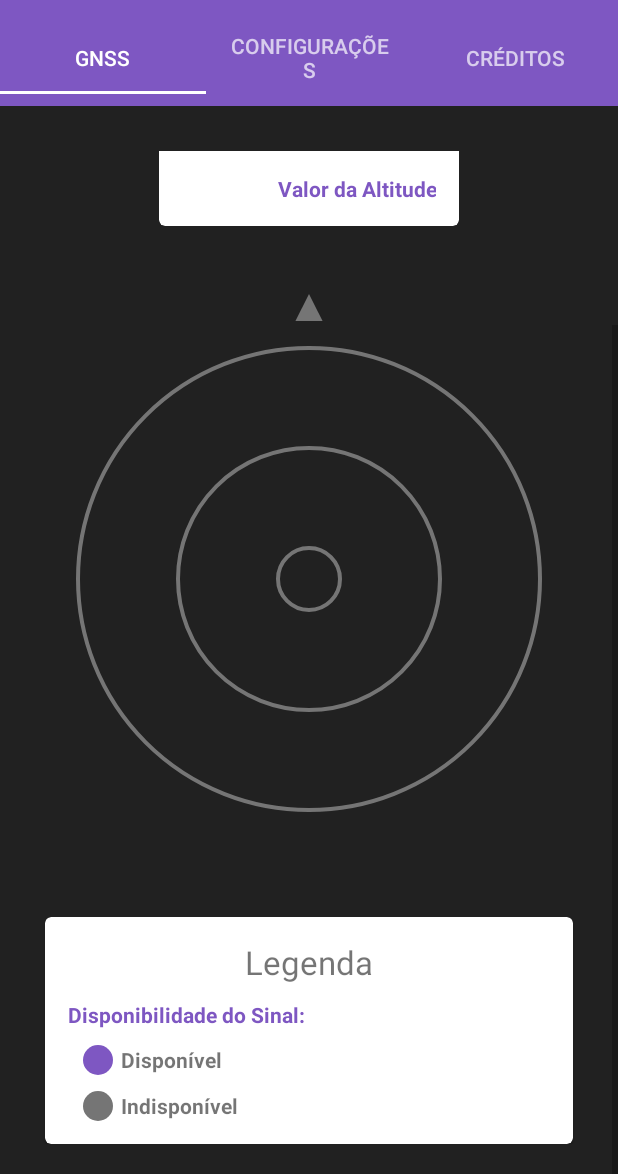
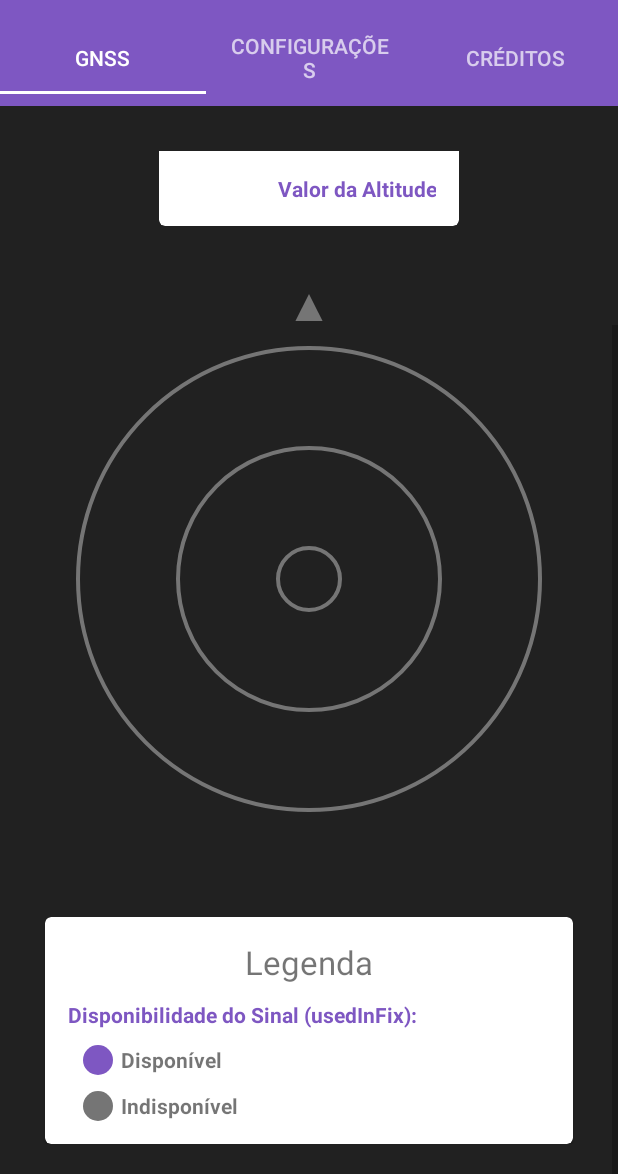
Before and after one commit to SamSCarvalho/geolocation-list, an Android app: the screen it shows after launch (MainActivity), scrolled down 140 dp, on a phone screen of 412 x 824 dp, the part 62-1236 px from its top. Run offline under Robolectric (Android 15) with nearby library versions, the phone set to English and light mode, and no system bars; 1 statement that could not run was skipped.

Commit message:
adicionado os textos da view do GNSS no arquivo de string

```diff
--- a/app/src/main/java/com/example/geolocationlist/Gnss.java
+++ b/app/src/main/java/com/example/geolocationlist/Gnss.java
@@ -136,8 +136,6 @@ public class Gnss extends Fragment implements LocationListener, GpsStatus.Listen
 
     @Override
     public void onGpsStatusChanged(int i) {
-        String coords = "";
-
         try {
             GpsStatus gpsStatus = locationManager.getGpsStatus(null);
             if (gpsStatus != null) {
@@ -149,17 +147,10 @@ public class Gnss extends Fragment implements LocationListener, GpsStatus.Listen
                 } catch (Exception ex){
                     System.out.println("Catch Exception "+ex);
                 }
-
-
-                for (GpsSatellite sat: sats) {
-                    coords+=sat.getPrn()+";"+sat.getAzimuth()+";"+sat.getElevation()+";"
-                            +sat.getSnr()+";"+sat.usedInFix()+"\n";
-                }
             }
         } catch (SecurityException e){
             e.printStackTrace();
         }
-
     }
 
 }
--- a/app/src/main/java/com/example/geolocationlist/SkyView.java
+++ b/app/src/main/java/com/example/geolocationlist/SkyView.java
@@ -74,7 +74,6 @@ public class SkyView extends View {
         drawNorthIndicator(canvas);
 
         if (sats != null) {
-            drawSatellite(canvas, paint, 140,40,11,2,false);
             String coords = "";
             for (GpsSatellite sat: sats) {
                 drawSatellite(canvas, paint, sat.getElevation(), sat.getAzimuth(), sat.getSnr(), sat.getPrn(), sat.usedInFix());
--- a/app/src/main/res/layout/gnss.xml
+++ b/app/src/main/res/layout/gnss.xml
@@ -38,7 +38,7 @@
                             android:layout_height="wrap_content"
                             android:layout_marginLeft="5dp"
                             android:padding="5dp"
-                            android:text="Latitude"
+                            android:text="@string/latitude"
                             android:textSize="22dp" />
 
                         <TextView
@@ -47,7 +47,7 @@
                             android:layout_height="wrap_content"
                             android:gravity="end"
                             android:padding="5dp"
-                            android:text="Valor da Latitude"
+                            android:text="@string/valueLat"
                             android:textColor="@color/colorPrimary"
                             android:textStyle="bold" />/>
 
@@ -68,7 +68,7 @@
                             android:layout_width="match_parent"
                             android:layout_height="wrap_content"
                             android:padding="5dp"
-                            android:text="Longitude"
+                            android:text="@string/longitude"
                             android:textSize="22dp" />
 
                         <TextView
@@ -77,7 +77,7 @@
                             android:layout_height="wrap_content"
                             android:gravity="end"
                             android:padding="5dp"
-                            android:text="Valor da longitude"
+                            android:text="@string/valueLong"
                             android:textColor="@color/colorPrimary"
                             android:textStyle="bold" />/>
 
@@ -107,7 +107,7 @@
                             android:layout_width="match_parent"
                             android:layout_height="wrap_content"
                             android:padding="5dp"
-                            android:text="Altitude"
+                            android:text="@string/altitude"
                             android:textSize="22dp" />
 
                         <TextView
@@ -116,7 +116,7 @@
                             android:layout_height="wrap_content"
                             android:gravity="end"
                             android:padding="5dp"
-                            android:text="Valor da Altitude"
+                            android:text="@string/valueAlt"
                             android:textColor="@color/colorPrimary"
                             android:textStyle="bold" />
 
--- a/app/src/main/res/layout/legend.xml
+++ b/app/src/main/res/layout/legend.xml
@@ -34,7 +34,7 @@
                     android:layout_height="wrap_content"
                     android:padding="5dp"
                     android:textAlignment="center"
-                    android:text="Legenda"
+                    android:text="@string/legenda"
                     android:textSize="22dp" />
 
                 <TextView
@@ -43,7 +43,7 @@
                     android:layout_height="wrap_content"
                     android:gravity="start"
                     android:padding="5dp"
-                    android:text="Disponibilidade do Sinal:"
+                    android:text="@string/usedInFix"
                     android:textColor="@color/colorPrimary"
                     android:textStyle="bold" />
 
@@ -61,7 +61,7 @@
                         android:layout_height="wrap_content"
                         android:gravity="start"
                         android:paddingLeft="5dp"
-                        android:text="Disponível"
+                        android:text="@string/disponivel"
                         android:textStyle="bold" />
                 </LinearLayout>
 
@@ -79,7 +79,7 @@
                         android:layout_height="wrap_content"
                         android:gravity="start"
                         android:paddingLeft="5dp"
-                        android:text="Indisponível"
+                        android:text="@string/indisponivel"
                         android:textStyle="bold" />
                 </LinearLayout>
 
--- a/app/src/main/res/values/strings.xml
+++ b/app/src/main/res/values/strings.xml
@@ -15,6 +15,19 @@
         fins de avaliação da disciplina Concepção e Desenvolvimento de Aplicações para Dispositivos
         Móveis do curso de Sistemas de Informação do DCET – I da Universidade do Estado da Bahia – UNEB.
     </string>
+
+
+    <string name="latitude">Latitude</string>
+    <string name="valueLat">Valor da Latitude</string>
+    <string name="longitude">Longitude</string>
+    <string name="valueLong">Valor da Longitude</string>
+    <string name="altitude">Altitude</string>
+    <string name="valueAlt">Valor da Altitude</string>
+
+    <string name="legenda">Legenda</string>
+        <string name="usedInFix">Disponibilidade do Sinal (usedInFix):</string>
+            <string name="disponivel">Disponível</string>
+            <string name="indisponivel">Indisponível</string>
 
     <string-array name="coordOpt" >
         <item>Grau Decimal</item>
```
